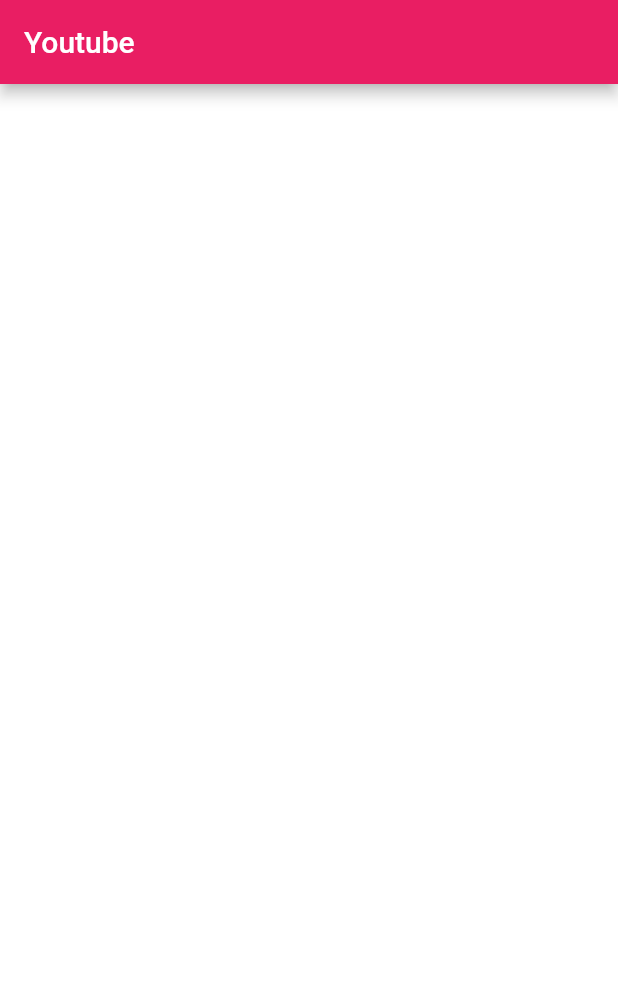
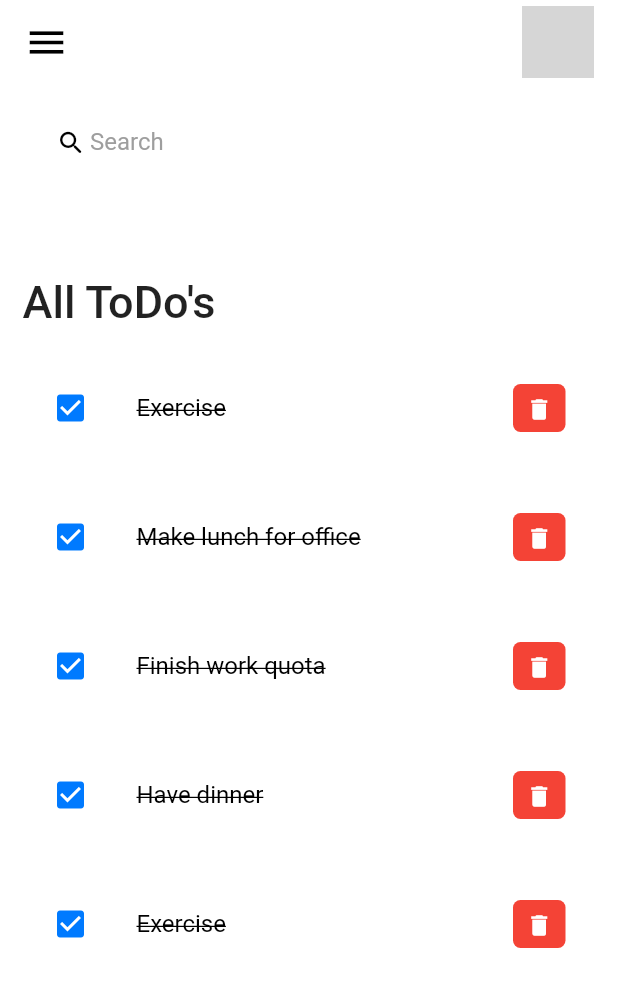
Before and after one commit to leslly/checkers, a Flutter app: the screen it shows after launch, on a phone screen of 412 x 824 dp. Shown: the top 987 px of the screen. Run offline on Flutter 3.47's test engine with Material 2 defaults, Android fonts, the phone set to English and light mode, and no system bars; grey boxes are pictures that could not be loaded.

Commit message:
A new project i'm practicing with so i can learn how to make a search bar and menu bar responsive

```diff
--- /dev/null
+++ b/lib/home_screen.dart
@@ -0,0 +1,100 @@
+import 'package:checkers/todo.dart';
+import 'package:checkers/todo_item.dart';
+import 'package:flutter/cupertino.dart';
+import 'package:flutter/material.dart';
+
+class HomeScreen extends StatelessWidget {
+   HomeScreen({Key? key}) : super(key: key);
+
+  final todoList = ToDo.todoList();
+
+  @override
+  Widget build(BuildContext context) {
+    return Scaffold(
+      backgroundColor: CupertinoColors.white,
+      appBar: buildAppBar(),
+      body: Container(
+        padding: EdgeInsets.symmetric(horizontal: 15),
+        child: Column(
+          children: [
+           SearchBox(),
+            Expanded(
+              child: ListView(
+                children: [
+                  Container(
+                    margin: EdgeInsets.only(top: 50, bottom: 20),
+                    child: Text(
+                      "All ToDo's",
+                      style: TextStyle(
+                        fontSize: 30,
+                        fontWeight: FontWeight.w500,
+                      ),
+                    ),
+                  ),
+                 for( ToDo todo in todoList)
+                  ToDoItem(todo: todo,),
+                ],
+              ),
+            ),
+          ],
+        ),
+      ),
+    );
+  }
+
+  Widget SearchBox() {
+    return  Container(
+      padding: EdgeInsets.symmetric(horizontal: 20, vertical: 15),
+      decoration: BoxDecoration(
+        color: Colors.white,
+        borderRadius: BorderRadius.circular(20),
+      ),
+      child: TextField(
+        decoration: InputDecoration(
+            contentPadding: EdgeInsets.all(0),
+            prefixIcon: Icon(
+              Icons.search_rounded,
+              color: CupertinoColors.black,
+              size: 20,
+            ),
+            prefixIconConstraints: BoxConstraints(
+              maxHeight: 20,
+              minWidth: 25,
+            ),
+            border: InputBorder.none,
+            hintText: 'Search',
+            hintStyle: TextStyle(
+              color: Colors.grey,
+            )
+        ),
+      ),
+    );
+  }
+
+  AppBar buildAppBar() {
+    return AppBar(
+      elevation: 0,
+      backgroundColor: CupertinoColors.white,
+      title: Row(
+        mainAxisAlignment: MainAxisAlignment.spaceBetween,
+        children: [
+          Icon(
+              Icons.menu,
+          color: CupertinoColors.black,
+            size: 30,
+          ),
+          Container(
+            height: 48,
+            width: 48,
+            child: ClipRRect(
+              borderRadius: BorderRadius.circular(20),
+              child: Image.asset(
+                'assets/unslpash.jpg',
+              ),
+            ),
+          )
+        ],
+      ),
+    );
+  }
+}
--- a/lib/main.dart
+++ b/lib/main.dart
@@ -1,17 +1,19 @@
-import 'package:checkers/next_view.dart';
+import 'package:checkers/home_screen.dart';
 import 'package:flutter/material.dart';
+import 'package:flutter/services.dart';
 
 void main() {
   runApp(
-    MainScreen(),
+    MyApp(),
   );
 }
 
-class MainScreen extends StatelessWidget {
-  const MainScreen({Key? key}) : super(key: key);
+class MyApp extends StatelessWidget {
+  const MyApp({Key? key}) : super(key: key);
 
   @override
   Widget build(BuildContext context) {
+    SystemChrome.setSystemUIOverlayStyle(SystemUiOverlayStyle(statusBarColor: Colors.transparent));
     return MaterialApp(
       title: 'Flutter Demo',
       debugShowCheckedModeBanner: false,
--- a/lib/next_view.dart
+++ /dev/null
@@ -1,22 +0,0 @@
-import 'package:flutter/material.dart';
-
-class HomeScreen extends StatefulWidget {
-  const HomeScreen({Key? key}) : super(key: key);
-
-  @override
-  State<HomeScreen> createState() => _HomeScreenState();
-}
-
-class _HomeScreenState extends State<HomeScreen> {
-  @override
-  Widget build(BuildContext context) {
-    return Scaffold(
-      appBar: AppBar(
-        title: Text('Youtube'),
-      ),
-      body: Container(
-        color: Colors.white,
-      ),
-    );
-  }
-}
--- a/lib/button.dart
+++ b/lib/other/button.dart
@@ -1,5 +1,5 @@
-import 'package:checkers/next_view.dart';
-import 'package:checkers/video_view.dart';
+import 'package:checkers/home_screen.dart';
+import 'package:checkers/other/video_view.dart';
 import 'package:flutter/material.dart';
 
 class ButtonView extends StatelessWidget {
--- /dev/null
+++ b/lib/todo.dart
@@ -0,0 +1,22 @@
+class ToDo {
+  String? id;
+  String? todoText;
+  bool isDone;
+
+  ToDo({
+    required this.id,
+    required this.todoText,
+    this.isDone = false,
+});
+
+  static List<ToDo> todoList() {
+    return [
+      ToDo(id: '01', todoText:'Exercise', isDone: true),
+      ToDo(id: '02', todoText:'Make lunch for office', isDone: true),
+      ToDo(id: '03', todoText:'Finish work quota', isDone: true),
+      ToDo(id: '04', todoText:'Have dinner', isDone: true),
+      ToDo(id: '05', todoText:'Exercise', isDone: true),
+    ];
+  }
+
+}
--- /dev/null
+++ b/lib/todo_item.dart
@@ -0,0 +1,52 @@
+import 'package:checkers/todo.dart';
+import 'package:flutter/cupertino.dart';
+import 'package:flutter/material.dart';
+
+class ToDoItem extends StatelessWidget {
+  const ToDoItem({Key? key, required this.todo}) : super(key: key);
+
+  final ToDo todo;
+
+  @override
+  Widget build(BuildContext context) {
+    return Container(
+      margin: EdgeInsets.only(bottom: 20),
+      child: ListTile(
+        contentPadding: EdgeInsets.symmetric(horizontal: 20,vertical: 5),
+        onTap: () {},
+        shape: RoundedRectangleBorder(
+          borderRadius: BorderRadius.circular(20),
+        ),
+        tileColor: Colors.white60,
+        leading: Icon(
+          Icons.check_box,
+          color: CupertinoColors.activeBlue,
+        ),
+        title: Text(
+          todo.todoText!,
+          style: TextStyle (
+              color: CupertinoColors.black,
+              fontSize: 16,
+              decoration: TextDecoration.lineThrough
+          ),
+        ),
+        trailing: Container(
+          padding: EdgeInsets.all(0),
+          margin: EdgeInsets.symmetric(vertical: 12),
+          height: 35,
+            width: 35,
+          decoration: BoxDecoration(
+            color: Colors.red,
+            borderRadius: BorderRadius.circular(5),
+          ),
+          child: IconButton(
+            color: Colors.white,
+            iconSize: 18,
+            icon: Icon(Icons.delete),
+            onPressed: () { },
+          )
+        ),
+      ),
+    );
+  }
+}
```
Also changed, not shown: lib/other/color_button.dart (renamed from lib/color_button.dart), lib/other/video_view.dart (renamed from lib/video_view.dart), 1 other file.
